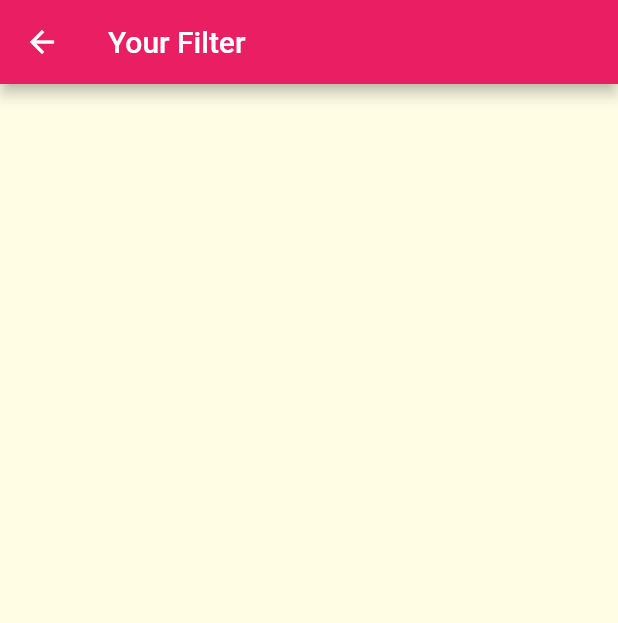
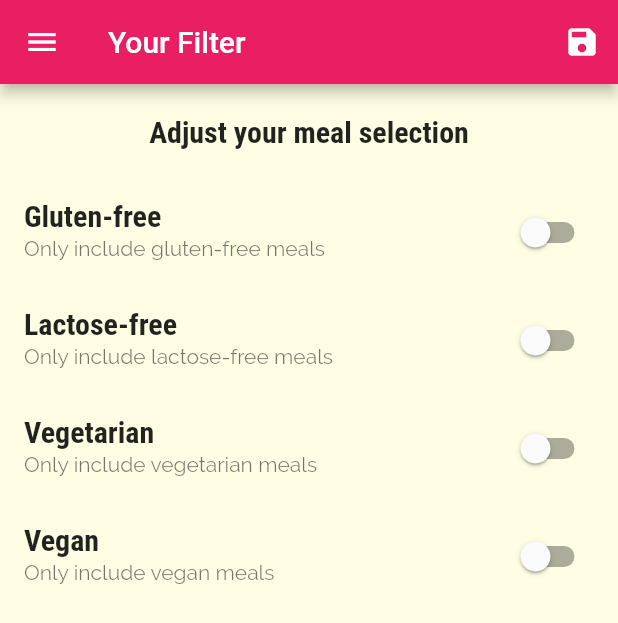
Before and after one commit to Nobi1202/Meals-App, a Flutter app: the FilterScreen screen opened by its route, on a phone screen of 412 x 824 dp. Shown: the top 623 px of the screen. Run offline on Flutter 3.47's test engine with Material 2 defaults, Android fonts, the phone set to English and light mode, and no system bars.

Commit message:
Update: Filter Screen

```diff
--- a/lib/main.dart
+++ b/lib/main.dart
@@ -1,13 +1,52 @@
 import 'package:flutter/material.dart';
+import 'package:meals_app/models/meal.dart';
 import 'package:meals_app/screens/category_meals_screen.dart';
 import 'package:meals_app/screens/filter_screen.dart';
 import 'package:meals_app/screens/meal_detail_screen.dart';
 import 'package:meals_app/screens/tabs_screen.dart';
 
+import 'dummy_data.dart';
+
 void main() => runApp(const MyApp());
 
-class MyApp extends StatelessWidget {
+class MyApp extends StatefulWidget {
   const MyApp({Key? key}) : super(key: key);
+
+  @override
+  State<MyApp> createState() => _MyAppState();
+}
+
+class _MyAppState extends State<MyApp> {
+  Map<String, bool> _filter = {
+    'gluten': false,
+    'lactose': false,
+    'vegan': false,
+    'vegetarian': false,
+  };
+
+  List<Meal> _availableMeals = DUMMY_MEALS;
+
+  void _setFilter(Map<String, bool> filterData) {
+    setState(() {
+      _filter = filterData;
+
+      _availableMeals = DUMMY_MEALS.where((meal) {
+        if (_filter['gluten'] == true && !meal.isGlutenFree) {
+          return false;
+        }
+        if (_filter['lactose'] = true && !meal.isLactoseFree) {
+          return false;
+        }
+        if (_filter['vegan'] == true && !meal.isVegan) {
+          return false;
+        }
+        if (_filter['vegetarian'] == true && !meal.isVegetarian) {
+          return false;
+        }
+        return true;
+      }).toList();
+    });
+  }
 
   @override
   Widget build(BuildContext context) {
@@ -34,9 +73,13 @@ class MyApp extends StatelessWidget {
       initialRoute: '/',
       routes: {
         '/': (ctx) => const TabsScreen(),
-        CategoryMealsScreen.routeName: (ctx) => const CategoryMealsScreen(),
+        CategoryMealsScreen.routeName: (ctx) =>
+            CategoryMealsScreen(_availableMeals),
         MealDetailScreen.routeName: (ctx) => const MealDetailScreen(),
-        FilterScreen.routeName: (ctx) => const FilterScreen(),
+        FilterScreen.routeName: (ctx) => FilterScreen(
+              _filter,
+              saveFilter: _setFilter,
+            ),
       },
       // onGenerateRoute: (setting) {
       //   print(setting.arguments);
--- a/lib/screens/category_meals_screen.dart
+++ b/lib/screens/category_meals_screen.dart
@@ -1,10 +1,11 @@
 import 'package:flutter/material.dart';
-import 'package:meals_app/dummy_data.dart';
 import 'package:meals_app/meal_item.dart';
 import 'package:meals_app/models/meal.dart';
 
 class CategoryMealsScreen extends StatefulWidget {
-  const CategoryMealsScreen({Key? key}) : super(key: key);
+  final List<Meal> availableMeals;
+
+  const CategoryMealsScreen(this.availableMeals, {Key? key}) : super(key: key);
 
   // final String categoryId;
   // final String categoryTitle;
@@ -42,7 +43,7 @@ class _CategoryMealsScreenState extends State<CategoryMealsScreen> {
           ModalRoute.of(context)!.settings.arguments as Map<String, String>;
       categoryTile = routeArgs['title'];
       final categoryId = routeArgs['id'];
-      displayedMeals = DUMMY_MEALS.where((meal) {
+      displayedMeals = widget.availableMeals.where((meal) {
         return meal.categories.contains(categoryId);
       }).toList();
       _loadedInitData = true;
--- a/lib/screens/filter_screen.dart
+++ b/lib/screens/filter_screen.dart
@@ -1,18 +1,138 @@
 import 'package:flutter/cupertino.dart';
 import 'package:flutter/material.dart';
+import 'package:meals_app/widgets/main_drawer.dart';
 
-class FilterScreen extends StatelessWidget {
-  const FilterScreen({Key? key}) : super(key: key);
+class FilterScreen extends StatefulWidget {
+  final Function saveFilter;
+  final Map<String, bool> currentFilter;
+
+  const FilterScreen(this.currentFilter, {required this.saveFilter, Key? key})
+      : super(key: key);
 
   static const routeName = '/filter';
+
+  @override
+  State<FilterScreen> createState() => _FilterScreenState();
+}
+
+class _FilterScreenState extends State<FilterScreen> {
+  bool _glutenFree = false;
+  bool _vegetarian = false;
+  bool _lactoseFree = false;
+  bool _vegan = false;
+
+  @override
+  initState() {
+    if (widget.currentFilter['gluten'] != null) {
+      _glutenFree = widget.currentFilter['gluten']!;
+    }
+    if (widget.currentFilter['vegetarian'] != null) {
+      _vegetarian = widget.currentFilter['vegetarian']!;
+    }
+    if (widget.currentFilter['lactoseFree'] != null) {
+      _lactoseFree = widget.currentFilter['lactoseFree']!;
+    }
+    if (widget.currentFilter['vegan'] != null) {
+      _vegan = widget.currentFilter['vegan']!;
+    }
+    super.initState();
+  }
+
+  Widget _buildSwitchListTile(
+    String title,
+    String description,
+    bool currentValue,
+    Function(bool) updateValue,
+  ) {
+    return SwitchListTile(
+      title: Text(title),
+      value: currentValue,
+      subtitle: Text(description),
+      onChanged: updateValue,
+    );
+  }
 
   @override
   Widget build(BuildContext context) {
     return Scaffold(
       appBar: AppBar(
-        title: Text("Your Filter"),
+        title: const Text("Your Filter"),
+        actions: [
+          IconButton(
+              onPressed: () {
+                final selectedFilters = {
+                  'gluten': _glutenFree,
+                  'lactose': _lactoseFree,
+                  'vegan': _vegan,
+                  'vegetarian': _vegetarian,
+                };
+                widget.saveFilter(selectedFilters);
+              },
+              icon: const Icon(Icons.save))
+        ],
       ),
-
+      drawer: const MainDrawer(),
+      body: Column(
+        children: [
+          Container(
+            padding: const EdgeInsets.all(20),
+            child: Text(
+              "Adjust your meal selection",
+              style: Theme.of(context).textTheme.subtitle1,
+            ),
+          ),
+          Expanded(
+            child: ListView(
+              children: [
+                _buildSwitchListTile(
+                    'Gluten-free',
+                    'Only include gluten-free meals',
+                    _glutenFree,
+                    (newValue) => {
+                          setState(
+                            () {
+                              _glutenFree = newValue;
+                            },
+                          )
+                        }),
+                _buildSwitchListTile(
+                    'Lactose-free',
+                    'Only include lactose-free meals',
+                    _lactoseFree,
+                    (newValue) => {
+                          setState(
+                            () {
+                              _lactoseFree = newValue;
+                            },
+                          )
+                        }),
+                _buildSwitchListTile(
+                    'Vegetarian',
+                    'Only include vegetarian meals',
+                    _vegetarian,
+                    (newValue) => {
+                          setState(
+                            () {
+                              _vegetarian = newValue;
+                            },
+                          )
+                        }),
+                _buildSwitchListTile(
+                    'Vegan',
+                    'Only include vegan meals',
+                    _vegan,
+                    (newValue) => {
+                          setState(
+                            () {
+                              _vegan = newValue;
+                            },
+                          )
+                        }),
+              ],
+            ),
+          ),
+        ],
+      ),
     );
   }
 }
```
